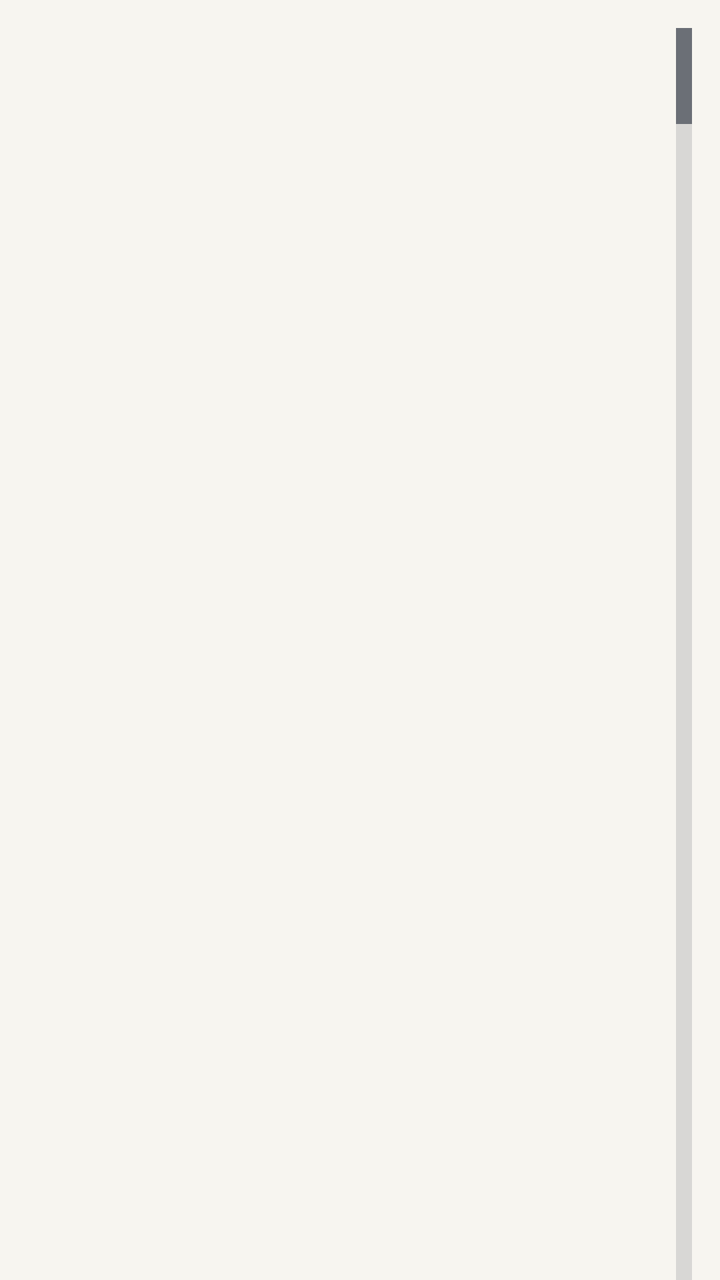
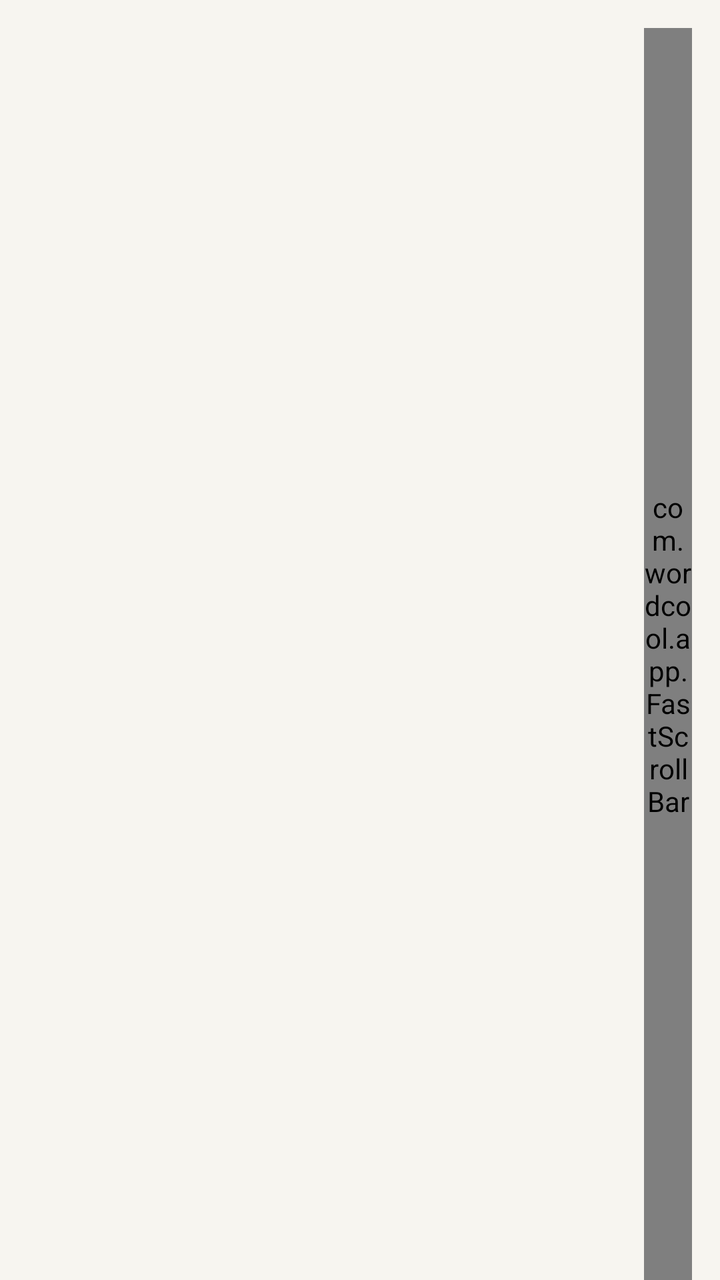

Two renders of the same Android screen: before a commit and after it. Below are the layout's source before the change and the commit's diff.
<!-- AndroidManifest.xml: application theme AppTheme -->
<!-- res/layout/page_library.xml -->
<?xml version="1.0" encoding="utf-8"?>
<FrameLayout xmlns:android="http://schemas.android.com/apk/res/android"
    android:layout_width="match_parent"
    android:layout_height="match_parent"
    android:paddingLeft="14dp"
    android:paddingRight="14dp"
    android:paddingTop="14dp">

    <ListView
        android:id="@+id/listWords"
        android:layout_width="match_parent"
        android:layout_height="match_parent"
        android:divider="@android:color/transparent"
        android:dividerHeight="10dp"
        android:fastScrollAlwaysVisible="true"
        android:fastScrollEnabled="true"
        android:fastScrollStyle="@style/AppFastScroll"
        android:scrollbarStyle="outsideOverlay"
        android:scrollbars="none" />

    <TextView
        android:id="@+id/tvEmpty"
        android:layout_width="match_parent"
        android:layout_height="wrap_content"
        android:layout_gravity="center"
        android:gravity="center"
        android:lineSpacingExtra="6dp"
        android:padding="24dp"
        android:text="词库还是空的\n去「导入」页选一个 Word 文档，或点右上角「+ 添加」"
        android:textColor="@color/text_sub"
        android:textSize="14sp"
        android:visibility="gone" />

</FrameLayout>
<!-- resources referenced by this layout -->
<resources>
  <color name="text_sub">#6B6F76</color>
  <style name="AppFastScroll" parent="@android:style/Widget.Material.FastScroll">
          <item name="android:fastScrollThumbDrawable">@drawable/fast_scroll_thumb</item>
          <item name="android:fastScrollTrackDrawable">@drawable/fast_scroll_track</item>
          <item name="android:fastScrollPreviewBackgroundLeft">@android:color/transparent</item>
          <item name="android:fastScrollPreviewBackgroundRight">@android:color/transparent</item>
          <item name="android:fastScrollOverlayPosition">aboveThumb</item>
          <item name="android:fastScrollTextColor">@color/text</item>
      </style>
  <style name="AppTheme" parent="AppThemeBase">
          <item name="android:statusBarColor">@color/bg</item>
          <item name="android:windowLightStatusBar">true</item>
          <item name="android:navigationBarColor">@color/text</item>
      </style>
  <!-- drawable fast_scroll_thumb (drawable) -->
  <?xml version="1.0" encoding="utf-8"?>
  <shape xmlns:android="http://schemas.android.com/apk/res/android"
      android:shape="rectangle">
      <solid android:color="#B36B6F76" />
      <corners android:radius="3dp" />
      <size
          android:width="5dp"
          android:height="48dp" />
  </shape>
  <!-- drawable fast_scroll_track (drawable) -->
  <?xml version="1.0" encoding="utf-8"?>
  <shape xmlns:android="http://schemas.android.com/apk/res/android"
      android:shape="rectangle">
      <solid android:color="#66D8D3C9" />
      <corners android:radius="2dp" />
      <size
          android:width="2dp"
          android:height="48dp" />
  </shape>
  <color name="text">#16181D</color>
  <style name="AppThemeBase" parent="@android:style/Theme.Material.Light.NoActionBar">
          <item name="android:colorPrimary">@color/primary</item>
          <item name="android:colorPrimaryDark">@color/primary_dark</item>
          <item name="android:colorAccent">@color/accent</item>
          <item name="android:windowBackground">@color/bg</item>
          <item name="android:textColorPrimary">@color/text</item>
          <item name="android:textColorSecondary">@color/text_sub</item>
          <item name="android:textColorHint">@color/text_sub</item>
      </style>
  <color name="bg">#F7F5F0</color>
  <color name="primary">#C2402F</color>
  <color name="primary_dark">#9E3225</color>
  <color name="accent">#16181D</color>
</resources>

<!-- the commit's change to res/layout/page_library.xml (unified diff, before → after) -->
@@ -12,10 +12,6 @@
         android:layout_height="match_parent"
         android:divider="@android:color/transparent"
         android:dividerHeight="10dp"
-        android:fastScrollAlwaysVisible="true"
-        android:fastScrollEnabled="true"
-        android:fastScrollStyle="@style/AppFastScroll"
-        android:scrollbarStyle="outsideOverlay"
         android:scrollbars="none" />
 
     <TextView
@@ -31,4 +27,11 @@
         android:textSize="14sp"
         android:visibility="gone" />
 
+    
+    <com.wordcool.app.FastScrollBar
+        android:id="@+id/fastScrollBar"
+        android:layout_width="24dp"
+        android:layout_height="match_parent"
+        android:layout_gravity="right|top" />
+
 </FrameLayout>
<!-- resource entries referenced after the edit -->
@@ -1,39 +1,11 @@
 <!-- resources referenced by this layout -->
 <resources>
   <color name="text_sub">#6B6F76</color>
-  <style name="AppFastScroll" parent="@android:style/Widget.Material.FastScroll">
-          <item name="android:fastScrollThumbDrawable">@drawable/fast_scroll_thumb</item>
-          <item name="android:fastScrollTrackDrawable">@drawable/fast_scroll_track</item>
-          <item name="android:fastScrollPreviewBackgroundLeft">@android:color/transparent</item>
-          <item name="android:fastScrollPreviewBackgroundRight">@android:color/transparent</item>
-          <item name="android:fastScrollOverlayPosition">aboveThumb</item>
-          <item name="android:fastScrollTextColor">@color/text</item>
-      </style>
   <style name="AppTheme" parent="AppThemeBase">
           <item name="android:statusBarColor">@color/bg</item>
           <item name="android:windowLightStatusBar">true</item>
           <item name="android:navigationBarColor">@color/text</item>
       </style>
-  <!-- drawable fast_scroll_thumb (drawable) -->
-  <?xml version="1.0" encoding="utf-8"?>
-  <shape xmlns:android="http://schemas.android.com/apk/res/android"
-      android:shape="rectangle">
-      <solid android:color="#B36B6F76" />
-      <corners android:radius="3dp" />
-      <size
-          android:width="5dp"
-          android:height="48dp" />
-  </shape>
-  <!-- drawable fast_scroll_track (drawable) -->
-  <?xml version="1.0" encoding="utf-8"?>
-  <shape xmlns:android="http://schemas.android.com/apk/res/android"
-      android:shape="rectangle">
-      <solid android:color="#66D8D3C9" />
-      <corners android:radius="2dp" />
-      <size
-          android:width="2dp"
-          android:height="48dp" />
-  </shape>
   <color name="text">#16181D</color>
   <style name="AppThemeBase" parent="@android:style/Theme.Material.Light.NoActionBar">
           <item name="android:colorPrimary">@color/primary</item>
